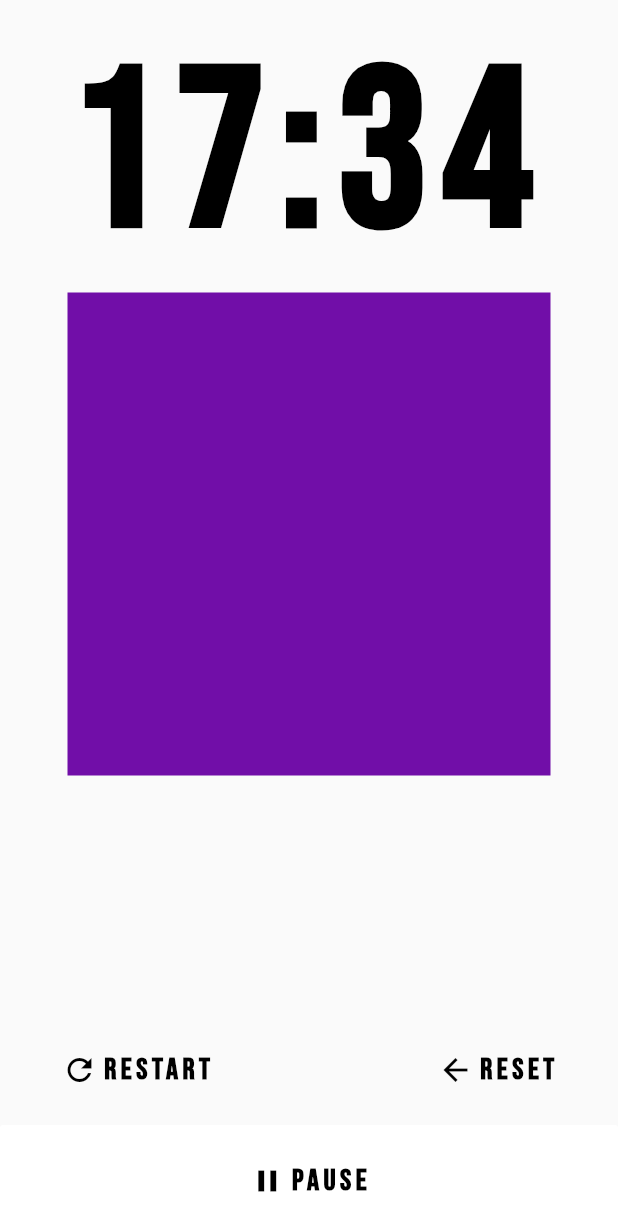
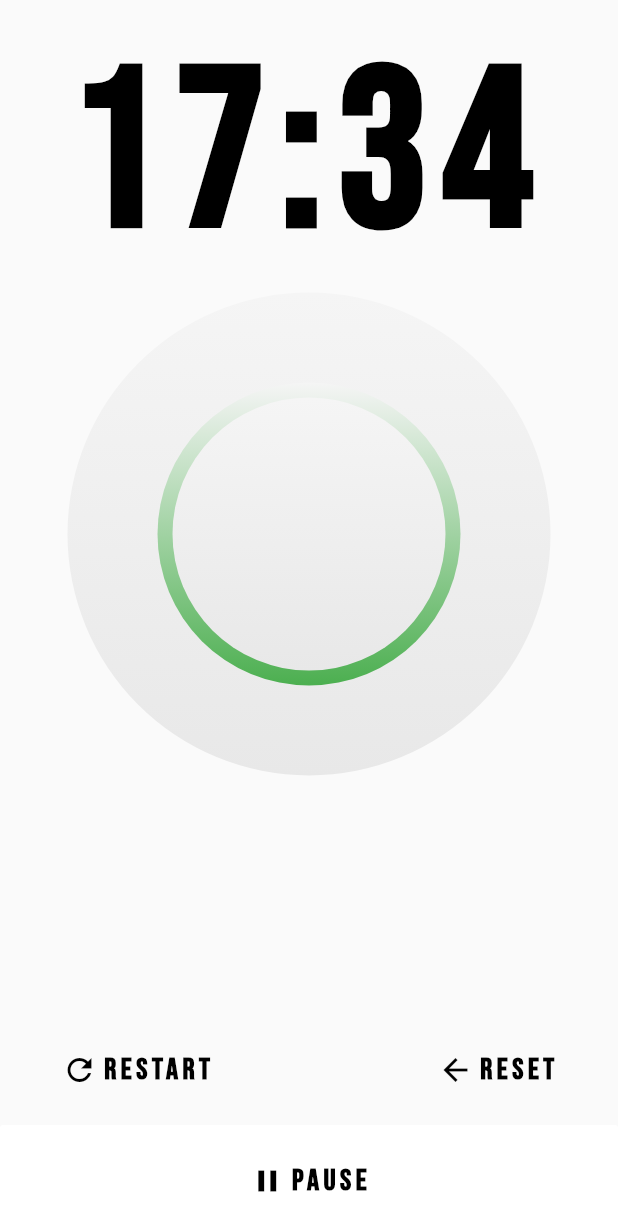
Before and after one commit to tomialagbe/flutter_ui_challenge_egg_timer, a Flutter app: the screen it shows after launch, on a phone screen of 412 x 824 dp. Shown: the top 1231 px of the screen. Run offline on Flutter 3.47's test engine with Material 2 defaults, Android fonts, the phone set to English and light mode, and no system bars.

Commit message:
Replaced dial block with 3 circles on top of each other.

```diff
--- a/lib/main.dart
+++ b/lib/main.dart
@@ -3,6 +3,9 @@ import 'package:egg_timer/egg_timer_controls.dart';
 import 'package:egg_timer/egg_timer_time_display.dart';
 import 'package:egg_timer/framing.dart';
 import 'package:flutter/material.dart';
+
+final GRADIENT_TOP = const Color(0xFFF5F5F5);
+final GRADIENT_BOTTOM = const Color(0xFFE8E8E8);
 
 void main() {
   runApp(new MyApp());
@@ -31,8 +34,41 @@ class MyApp extends StatelessWidget {
                 padding: const EdgeInsets.only(left: 45.0, right: 45.0),
                 child: new AspectRatio(
                   aspectRatio: 1.0,
-                  child: new RandomColorBlock(
-                    width: double.INFINITY,
+                  child: new Container(
+                    decoration: new BoxDecoration(
+                      shape: BoxShape.circle,
+                      gradient: new LinearGradient(
+                        begin: Alignment.topCenter,
+                        end: Alignment.bottomCenter,
+                        colors: [GRADIENT_TOP, GRADIENT_BOTTOM],
+                      ),
+                    ),
+                    child: new Padding(
+                      padding: const EdgeInsets.all(60.0),
+                      child: new Container(
+                        decoration: new BoxDecoration(
+                          shape: BoxShape.circle,
+                          gradient: new LinearGradient(
+                            begin: Alignment.topCenter,
+                            end: Alignment.bottomCenter,
+                            colors: [GRADIENT_TOP, Colors.green],
+                          ),
+                        ),
+                        child: new Padding(
+                          padding: const EdgeInsets.all(10.0),
+                          child: new Container(
+                            decoration: new BoxDecoration(
+                              shape: BoxShape.circle,
+                              gradient: new LinearGradient(
+                                begin: Alignment.topCenter,
+                                end: Alignment.bottomCenter,
+                                colors: [GRADIENT_TOP, GRADIENT_BOTTOM],
+                              ),
+                            ),
+                          ),
+                        )
+                      ),
+                    ),
                   ),
                 ),
               ),
```
